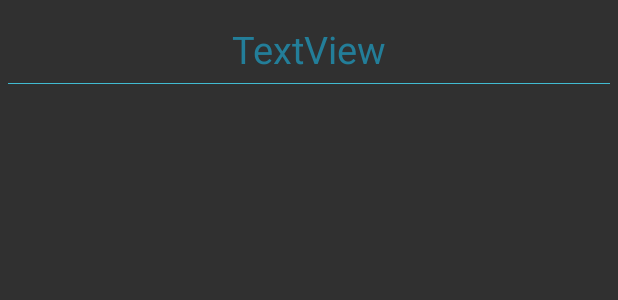
After one commit to colnodo/android_piensaentic, an Android app: the layout activity_index_item.xml on its own in the app's theme, with its tools: preview values and no code run, on a phone screen of 412 x 824 dp. The commit adds this screen. Shown: the top 300 px of the screen. Run offline under Robolectric (Android 15) with nearby library versions, the phone set to English and light mode, and no system bars.

Commit message:
=toolbar fix, index xml support created, rightmenu integrated

```diff
--- /dev/null
+++ b/app/src/main/res/layout/activity_index_item.xml
@@ -0,0 +1,25 @@
+<?xml version="1.0" encoding="utf-8"?>
+<LinearLayout xmlns:android="http://schemas.android.com/apk/res/android"
+    android:orientation="vertical" android:layout_width="match_parent"
+    android:layout_height="match_parent"
+    android:layout_marginTop="15dp"
+    android:layout_marginBottom="15dp">
+
+    <TextView
+        android:text="TextView"
+        android:layout_width="match_parent"
+        android:layout_height="wrap_content"
+        android:id="@+id/activityName"
+        style="@style/ActivityTextItemNotSelected"/>
+
+    <View
+        android:id="@+id/line_divider_user_list"
+        android:layout_width="match_parent"
+        android:layout_height="0.3dp"
+        android:layout_below="@+id/title_user_list"
+        android:layout_marginEnd="5dp"
+        android:layout_marginLeft="15dp"
+        android:layout_marginRight="15dp"
+        android:layout_marginStart="5dp"
+        android:background="@color/blue_action_bar" />
+</LinearLayout>
--- a/app/src/main/res/layout/fragment_blank.xml
+++ b/app/src/main/res/layout/fragment_blank.xml
@@ -2,14 +2,13 @@
     xmlns:tools="http://schemas.android.com/tools"
     android:layout_width="match_parent"
     android:layout_height="match_parent"
-    tools:context="org.apc.colnodo.piensaentic.BlankFragment">
+    tools:context="org.apc.colnodo.piensaentic.Activities.BlankFragment">
 
     <!-- TODO: Update blank fragment layout -->
 
     <RelativeLayout
         android:layout_width="match_parent"
-        android:layout_height="match_parent"
-        android:layout_marginTop="60dp">
+        android:layout_height="match_parent">
 
         <TextView
             android:layout_width="match_parent"
--- a/app/src/main/res/values/colors.xml
+++ b/app/src/main/res/values/colors.xml
@@ -9,6 +9,7 @@
     <color name="blue_active_pager">#123159</color>
     <color name="blue_inactive_pager">#237e99</color>
     <color name="blue_dark_activity_text">#123159</color>
-    <color name="transparent">#00ff0000</color>
+    <color name="blue_action_bar">#41bbd1</color>
+    <color name="transparent">#00ffffff</color>
 
 </resources>
--- a/app/src/main/res/values/styles.xml
+++ b/app/src/main/res/values/styles.xml
@@ -1,12 +1,14 @@
-<resources>
+<resources xmlns:tools="http://schemas.android.com/tools">
 
     <!-- Base application theme. -->
+    <!--<item name="windowActionBar">false</item>-->
     <style name="AppTheme" parent="Theme.AppCompat.NoActionBar">
         <!-- Customize your theme here. -->
         <item name="colorPrimary">@null</item>
         <item name="colorPrimaryDark">@color/orange_inactive_pager</item>
         <item name="colorAccent">@color/orange_inactive_pager</item>
-        <item name="windowNoTitle">true</item>
+        <item name="android:windowActionBarOverlay">true</item>
+        <!--<item name="windowNoTitle">true</item>-->
     </style>
 
 
@@ -19,4 +21,23 @@
         <item name="windowActionBarOverlay">true</item>
     </style>
 
+    <style name="ActivityTextItemSelected" parent="android:Widget.TextView">
+        <item name="android:textColor">@color/blue_active_pager</item>
+        <item name="android:paddingLeft">5dp</item>
+        <item name="android:paddingRight">5dp</item>
+        <item name="android:layout_centerHorizontal">true</item>
+        <item name="android:gravity">center_horizontal</item>
+        <item name="android:fontFamily"
+            tools:ignore="NewApi">roboto_condensed_regular</item>
+        <item name="android:textStyle">bold</item>
+        <item name="android:textSize">25sp</item>
+        <item name="android:layout_marginBottom">5dp</item>
+    </style>
+
+    <style name="ActivityTextItemNotSelected" parent="ActivityTextItemSelected">
+        <item name="android:textColor">@color/blue_inactive_pager</item>
+        <item name="android:textStyle">normal</item>
+    </style>
+
+
 </resources>
```
Also changed, not shown: app/src/main/java/org/apc/colnodo/piensaentic/Activities/AboutMeActivity.java (added, +19 -0 lines), app/src/main/java/org/apc/colnodo/piensaentic/Activities/BlankFragment.java (renamed from app/src/main/java/org/apc/colnodo/piensaentic/BlankFragment.java, +3 -22 lines), app/src/main/java/org/apc/colnodo/piensaentic/ActivitiesIndex.java (deleted, +0 -72 lines), app/src/main/java/org/apc/colnodo/piensaentic/GenericActivityPager/ActivityManager.java (+16 -2 lines), app/src/main/java/org/apc/colnodo/piensaentic/GenericActivityPager/PagerViewManager.java (+8 -9 lines), app/src/main/java/org/apc/colnodo/piensaentic/Home.java (+55 -8 lines), app/src/main/java/org/apc/colnodo/piensaentic/IndexManagement/ActivitiesIndex.java (added, +132 -0 lines), app/src/main/java/org/apc/colnodo/piensaentic/IndexManagement/rightMenuFragment.java (added, +106 -0 lines), app/src/main/res/layout/activity_basic_template.xml (added, +18 -0 lines), app/src/main/res/layout/fragment_right_menu.xml (added, +16 -0 lines), app/src/main/res/layout/home.xml (+19 -13 lines), app/src/main/res/values/activity_list.xml (added, +29 -0 lines), app/src/main/res/drawable/pantalla-04_sobre_mi.png (added).
